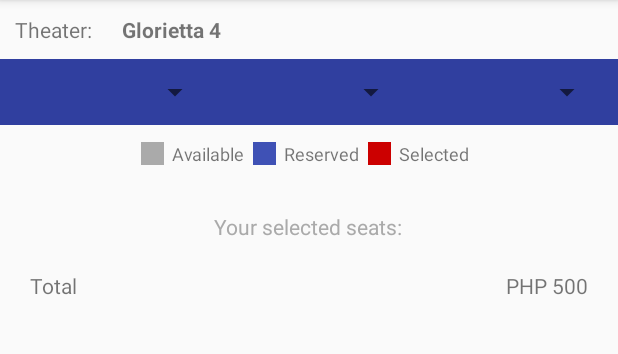
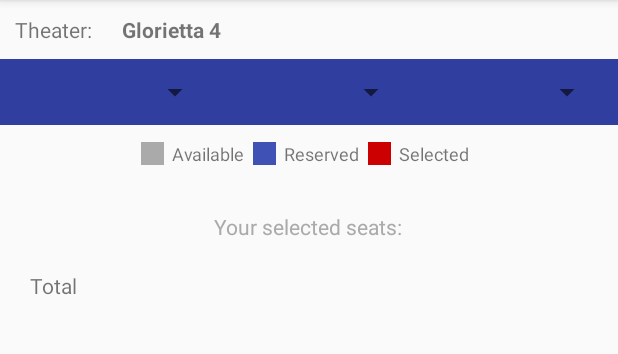
Before and after one commit to neilmacalisang/movie_viewer, an Android app: the screen it shows after launch (MainActivity), after a tap on "View Seat Map", on a phone screen of 412 x 824 dp, the part 84-438 px from its top. Run offline under Robolectric (Android 15) with nearby library versions, the phone set to English and light mode, and no system bars; 3 statements that could not run were skipped.

Commit message:
Minor UI adjustments

```diff
--- a/app/src/main/java/com/test/test/movieviewer/fragments/SeatmapFragment.java
+++ b/app/src/main/java/com/test/test/movieviewer/fragments/SeatmapFragment.java
@@ -230,7 +230,7 @@ public class SeatmapFragment extends android.support.v4.app.Fragment {
         TextView price = (TextView) mFragmentView.findViewById(R.id.price_text);
         double amount = Double.parseDouble(timeDetails.getPrice());
         amount = amount * selectedSeats.size();
-        DecimalFormat formatter = new DecimalFormat("PHP #,###.##");
+        DecimalFormat formatter = new DecimalFormat("PHP ##,##0.00");
         price.setText(formatter.format(amount));
     }
 }
--- a/app/src/main/res/layout/fragment_seatmap.xml
+++ b/app/src/main/res/layout/fragment_seatmap.xml
@@ -121,7 +121,8 @@
                 android:layout_marginRight="10dp"
                 android:layout_marginTop="20dp"
                 android:scrollbars="none"
-                android:overScrollMode="never">
+                android:overScrollMode="never"
+                android:background="@drawable/custom_border">
                 <LinearLayout
                     android:id="@+id/zoomable_layout"
                     android:layout_width="wrap_content"
@@ -171,8 +172,7 @@
                     android:id="@+id/price_text"
                     android:layout_width="wrap_content"
                     android:layout_height="wrap_content"
-                    android:layout_alignParentEnd="true"
-                    android:text="PHP 500" />
+                    android:layout_alignParentEnd="true" />
             </RelativeLayout>
         </RelativeLayout>
     </ScrollView>
```
